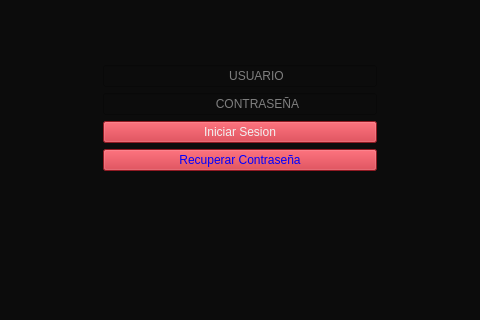
This is Restaurante/Login.ui in camvaz/restaurante-ihc as Qt 5 draws it before an edit; both pictures show x 187 to 667 and y 421 to 741 of the 854 by 966 pixel window. The edited form follows.
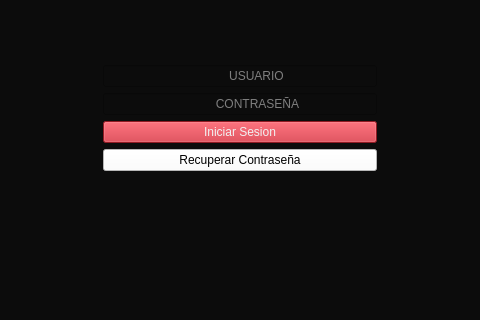
This is the edited form.

Commit message: CORRECCION INTERFAX

The edit to the form file:
```diff
--- a/Restaurante/Login.ui
+++ b/Restaurante/Login.ui
@@ -77,8 +77,8 @@
      <item row="4" column="0">
       <widget class="QPushButton" name="btn_RecuperarContrasena">
        <property name="styleSheet">
-        <string notr="true">background-color:#C92531;
-color:blue;</string>
+        <string notr="true">background-color:#FFFFFF;
+color:BLACK;</string>
        </property>
        <property name="text">
         <string>Recuperar Contraseña</string>
```
